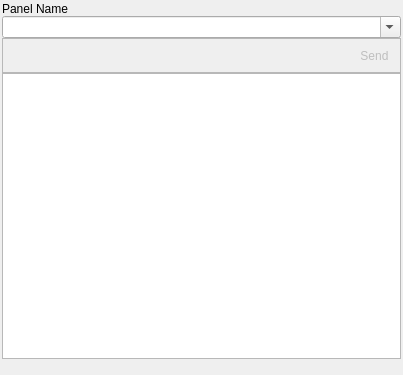
Before: the Qt Designer form source/client/ui/file_panel.ui in dchapyshev/aspia, drawn with Qt 5.
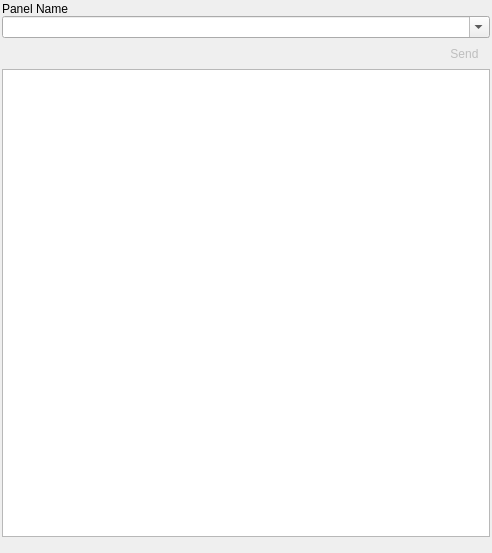
After: the same form once the commit is applied. Icons and pictures are not drawn. Custom widgets are drawn as their Qt base class.

Commit message: - Processing shortcuts over keyPressEvent.

```diff
--- a/source/client/ui/file_panel.ui
+++ b/source/client/ui/file_panel.ui
@@ -6,8 +6,8 @@
    <rect>
     <x>0</x>
     <y>0</y>
-    <width>403</width>
-    <height>375</height>
+    <width>492</width>
+    <height>553</height>
    </rect>
   </property>
   <property name="windowTitle">
@@ -47,49 +47,18 @@
     </widget>
    </item>
    <item>
-    <widget class="QFrame" name="frame">
-     <property name="frameShape">
-      <enum>QFrame::StyledPanel</enum>
-     </property>
-     <property name="frameShadow">
-      <enum>QFrame::Raised</enum>
-     </property>
      <layout class="QHBoxLayout" name="horizontalLayout">
       <property name="spacing">
        <number>0</number>
       </property>
-      <property name="leftMargin">
-       <number>0</number>
-      </property>
-      <property name="topMargin">
-       <number>0</number>
-      </property>
-      <property name="rightMargin">
-       <number>0</number>
-      </property>
-      <property name="bottomMargin">
-       <number>0</number>
-      </property>
       <item>
        <widget class="QToolBar" name="toolbar">
-        <property name="styleSheet">
-         <string notr="true"/>
-        </property>
-        <property name="movable">
-         <bool>false</bool>
-        </property>
-        <property name="orientation">
-         <enum>Qt::Horizontal</enum>
-        </property>
         <property name="iconSize">
          <size>
-          <width>18</width>
-          <height>18</height>
-         </size>
-        </property>
-        <property name="toolButtonStyle">
-         <enum>Qt::ToolButtonIconOnly</enum>
-        </property>
+         <width>16</width>
+         <height>16</height>
+        </size>
+       </property>
         <addaction name="action_up"/>
         <addaction name="action_refresh"/>
         <addaction name="action_add_folder"/>
@@ -107,20 +76,11 @@
        </widget>
       </item>
       <item>
-       <widget class="QToolBar" name="toolbar_send">
-        <property name="styleSheet">
-         <string notr="true"/>
-        </property>
-        <property name="movable">
-         <bool>false</bool>
-        </property>
-        <property name="orientation">
-         <enum>Qt::Horizontal</enum>
-        </property>
+      <widget class="QToolBar" name="toolbar2">
         <property name="iconSize">
          <size>
-          <width>18</width>
-          <height>18</height>
+         <width>16</width>
+         <height>16</height>
          </size>
         </property>
         <property name="toolButtonStyle">
@@ -130,7 +90,6 @@
        </widget>
       </item>
      </layout>
-    </widget>
    </item>
    <item>
     <widget class="aspia::FileList" name="list">
```
Left out of the diff: 20 changed lines with no effect on the pictures. Lines whose indentation alone changed are shown as unchanged. The commit also changes 2 other files.
